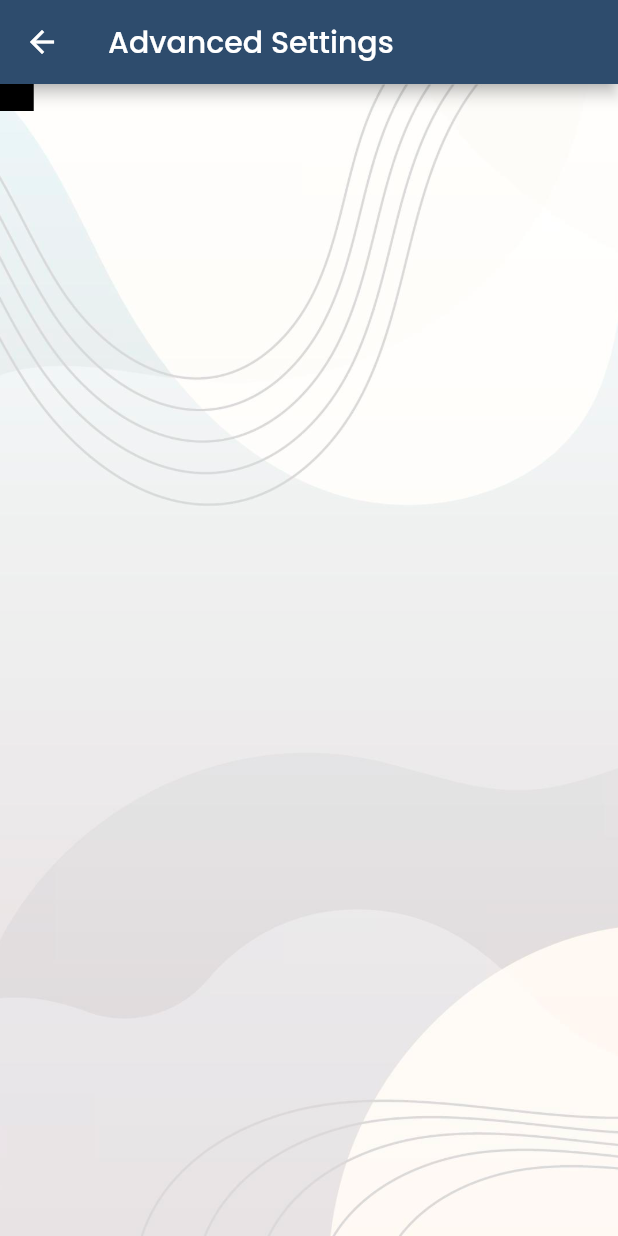
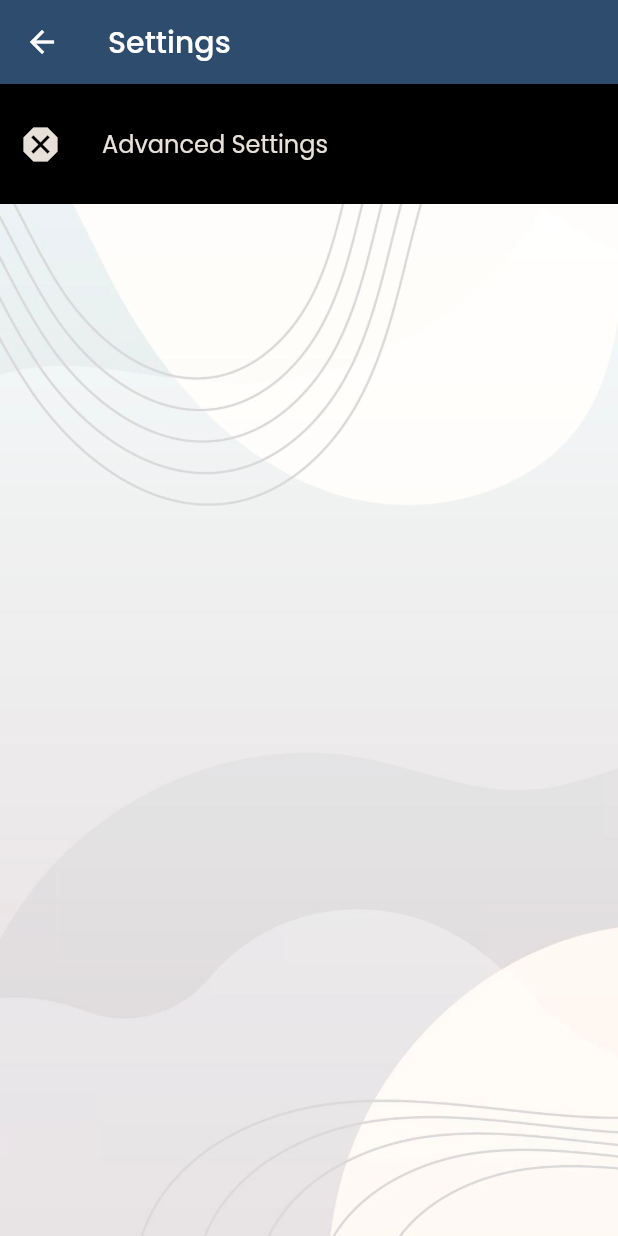
Before and after one commit to harunalbayrak/graduation-app, a Flutter app: the AdvancedSettings screen opened by its route, on a phone screen of 412 x 824 dp. Run offline on Flutter 3.47's test engine with Material 2 defaults, Android fonts, the light colour scheme and no system bars; our stand-ins replace auto_size_text, easy_localization, fl_chart, persistent_bottom_nav_bar; missing offline and left inert: flutter_gradient_colors; network calls fail.

Commit message:
Add listtile to the settings screens

```diff
--- a/lib/ui/settings/advanced_settings.dart
+++ b/lib/ui/settings/advanced_settings.dart
@@ -1,6 +1,6 @@
 import 'package:flutter/material.dart';
 import 'package:graduation_app/widgets/build_background.dart';
-import 'package:graduation_app/constants/box_decorations.dart';
+import 'package:graduation_app/constants/env.dart';
 import 'package:graduation_app/widgets/list_tiles.dart';
 
 class AdvancedSettings extends StatefulWidget {
@@ -14,7 +14,7 @@ class _AdvancedSettingsState extends State<AdvancedSettings> {
   @override
   Widget build(BuildContext context) {
     return Scaffold(
-      appBar: AppBar(title: const Text('Advanced Settings')),
+      appBar: AppBar(title: const Text('Settings')),
       body: Stack(
         children: [
           buildBackground(),
@@ -27,12 +27,12 @@ class _AdvancedSettingsState extends State<AdvancedSettings> {
   Widget buildContainer() {
     return Container(
       padding: EdgeInsets.zero,
-      decoration: classicBlackGray,
+      decoration: activitiesDecoration,
       child: Column(
         mainAxisSize: MainAxisSize.min,
         crossAxisAlignment: CrossAxisAlignment.start,
-        children: const [
-          Text("asd"),
+        children: [
+          buildListTile6(context, "Advanced Settings", Icons.dangerous, 0),
         ],
       ),
     );
--- a/lib/ui/settings/backup_settings.dart
+++ b/lib/ui/settings/backup_settings.dart
@@ -1,6 +1,6 @@
 import 'package:flutter/material.dart';
 import 'package:graduation_app/widgets/build_background.dart';
-import 'package:graduation_app/constants/box_decorations.dart';
+import 'package:graduation_app/constants/env.dart';
 import 'package:graduation_app/widgets/list_tiles.dart';
 
 class BackupSettings extends StatefulWidget {
@@ -14,7 +14,7 @@ class _BackupSettingsState extends State<BackupSettings> {
   @override
   Widget build(BuildContext context) {
     return Scaffold(
-      appBar: AppBar(title: const Text('Backup Settings')),
+      appBar: AppBar(title: const Text('Settings')),
       body: Stack(
         children: [
           buildBackground(),
@@ -27,12 +27,12 @@ class _BackupSettingsState extends State<BackupSettings> {
   Widget buildContainer() {
     return Container(
       padding: EdgeInsets.zero,
-      decoration: classicBlackGray,
+      decoration: activitiesDecoration,
       child: Column(
         mainAxisSize: MainAxisSize.min,
         crossAxisAlignment: CrossAxisAlignment.start,
-        children: const [
-          Text("asd"),
+        children: [
+          buildListTile6(context, "Backup Settings", Icons.dangerous, 0),
         ],
       ),
     );
--- a/lib/ui/settings/battery_settings.dart
+++ b/lib/ui/settings/battery_settings.dart
@@ -1,6 +1,6 @@
 import 'package:flutter/material.dart';
 import 'package:graduation_app/widgets/build_background.dart';
-import 'package:graduation_app/constants/box_decorations.dart';
+import 'package:graduation_app/constants/env.dart';
 import 'package:graduation_app/widgets/list_tiles.dart';
 
 class BatterySettings extends StatefulWidget {
@@ -14,7 +14,7 @@ class _BatterySettingsState extends State<BatterySettings> {
   @override
   Widget build(BuildContext context) {
     return Scaffold(
-      appBar: AppBar(title: const Text('Battery Settings')),
+      appBar: AppBar(title: const Text('Settings')),
       body: Stack(
         children: [
           buildBackground(),
@@ -27,12 +27,12 @@ class _BatterySettingsState extends State<BatterySettings> {
   Widget buildContainer() {
     return Container(
       padding: EdgeInsets.zero,
-      decoration: classicBlackGray,
+      decoration: activitiesDecoration,
       child: Column(
         mainAxisSize: MainAxisSize.min,
         crossAxisAlignment: CrossAxisAlignment.start,
-        children: const [
-          Text("asd"),
+        children: [
+          buildListTile6(context, "Battery Settings", Icons.dangerous, 0),
         ],
       ),
     );
--- a/lib/ui/settings/general_settings.dart
+++ b/lib/ui/settings/general_settings.dart
@@ -1,6 +1,6 @@
 import 'package:flutter/material.dart';
+import 'package:graduation_app/constants/env.dart';
 import 'package:graduation_app/widgets/build_background.dart';
-import 'package:graduation_app/constants/box_decorations.dart';
 import 'package:graduation_app/widgets/list_tiles.dart';
 
 class GeneralSettings extends StatefulWidget {
@@ -14,7 +14,7 @@ class _GeneralSettingsState extends State<GeneralSettings> {
   @override
   Widget build(BuildContext context) {
     return Scaffold(
-      appBar: AppBar(title: const Text('General Settings')),
+      appBar: AppBar(title: const Text('Settings')),
       body: Stack(
         children: [
           buildBackground(),
@@ -27,12 +27,12 @@ class _GeneralSettingsState extends State<GeneralSettings> {
   Widget buildContainer() {
     return Container(
       padding: EdgeInsets.zero,
-      decoration: classicBlackGray,
+      decoration: activitiesDecoration,
       child: Column(
         mainAxisSize: MainAxisSize.min,
         crossAxisAlignment: CrossAxisAlignment.start,
-        children: const [
-          Text("asd"),
+        children: [
+          buildListTile6(context, "General Settings", Icons.dangerous, 0),
         ],
       ),
     );
--- a/lib/ui/settings/network_settings.dart
+++ b/lib/ui/settings/network_settings.dart
@@ -1,7 +1,7 @@
 import 'package:flutter/material.dart';
 import 'package:graduation_app/widgets/build_background.dart';
-import 'package:graduation_app/constants/box_decorations.dart';
 import 'package:graduation_app/widgets/list_tiles.dart';
+import 'package:graduation_app/constants/env.dart';
 
 class NetworkSettings extends StatefulWidget {
   const NetworkSettings({Key? key}) : super(key: key);
@@ -14,7 +14,7 @@ class _NetworkSettingsState extends State<NetworkSettings> {
   @override
   Widget build(BuildContext context) {
     return Scaffold(
-      appBar: AppBar(title: const Text('Network Settings')),
+      appBar: AppBar(title: const Text('Settings')),
       body: Stack(
         children: [
           buildBackground(),
@@ -27,12 +27,12 @@ class _NetworkSettingsState extends State<NetworkSettings> {
   Widget buildContainer() {
     return Container(
       padding: EdgeInsets.zero,
-      decoration: classicBlackGray,
+      decoration: activitiesDecoration,
       child: Column(
         mainAxisSize: MainAxisSize.min,
         crossAxisAlignment: CrossAxisAlignment.start,
-        children: const [
-          Text("asd"),
+        children: [
+          buildListTile6(context, "Network Settings", Icons.dangerous, 0),
         ],
       ),
     );
```
Also changed, not shown: 1 other file.
